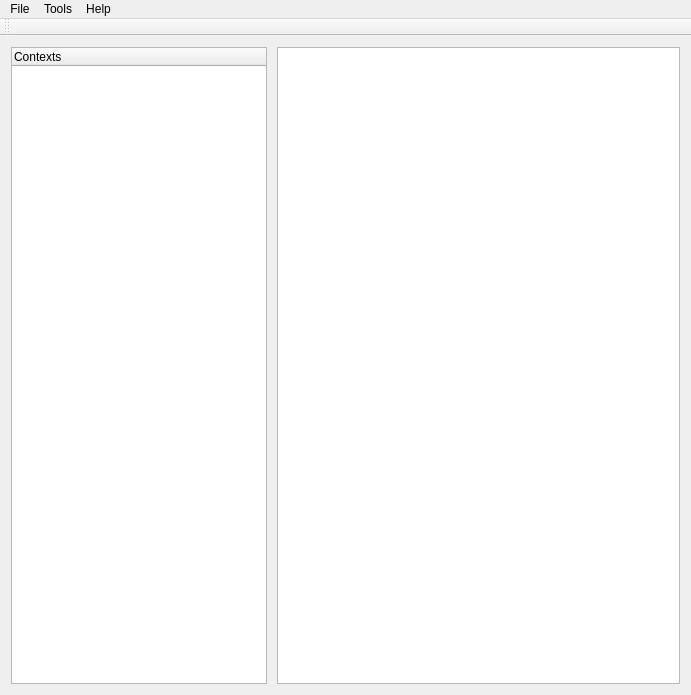
Before: the Qt Designer form ui/mainwindow.ui in mlorenzano/linguist, drawn with Qt 5.
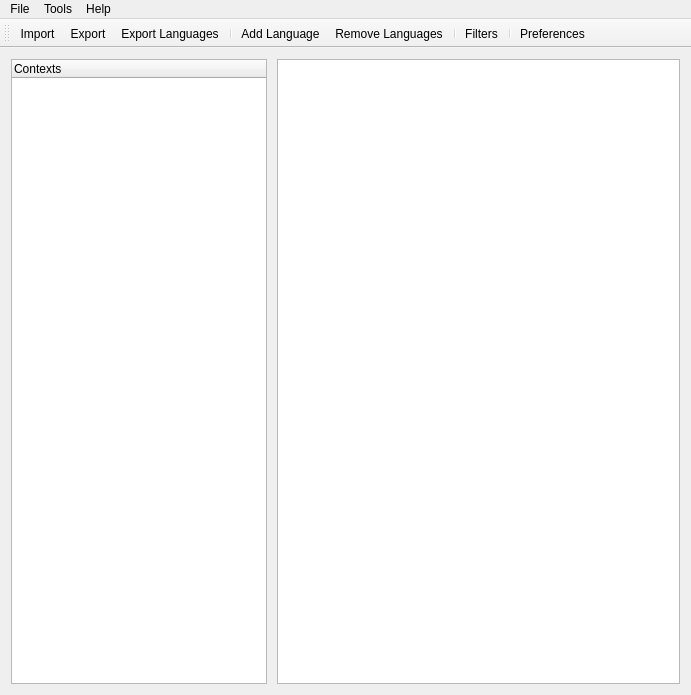
After: the same form once the commit is applied. Icons and pictures are not drawn.

What changed in the file:
```diff
--- a/ui/mainwindow.ui
+++ b/ui/mainwindow.ui
@@ -93,6 +93,16 @@
    <attribute name="toolBarBreak">
     <bool>false</bool>
    </attribute>
+   <addaction name="actionImport"/>
+   <addaction name="actionExport"/>
+   <addaction name="actionExport_Languages"/>
+   <addaction name="separator"/>
+   <addaction name="actionAdd_Language"/>
+   <addaction name="actionRemove_Languages"/>
+   <addaction name="separator"/>
+   <addaction name="actionFilters"/>
+   <addaction name="separator"/>
+   <addaction name="actionPreferences"/>
   </widget>
   <widget class="QMenuBar" name="menuBar">
    <property name="geometry">
```
Left out of the diff: 3 changed lines with no effect on the pictures.
